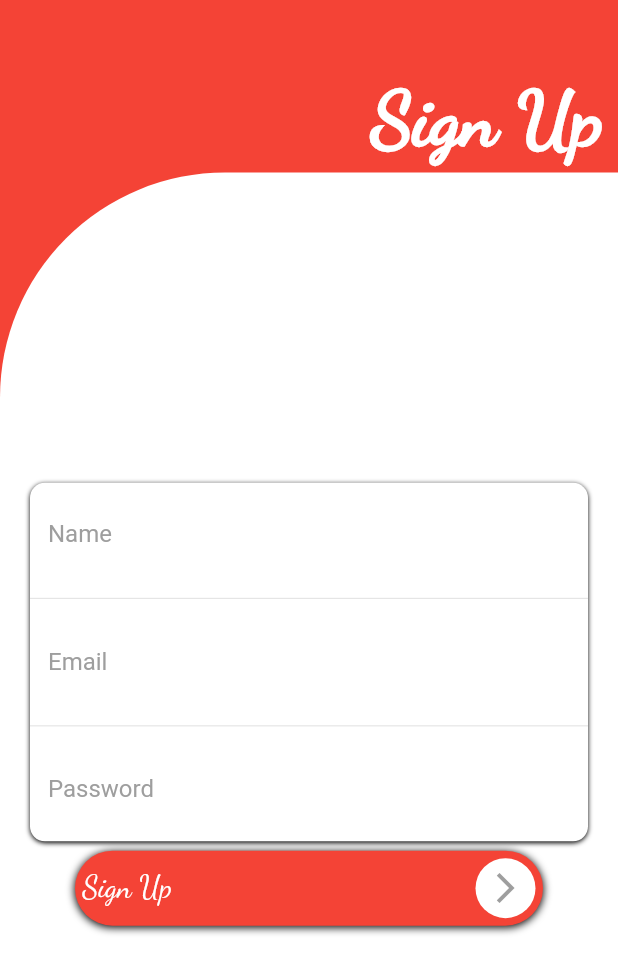
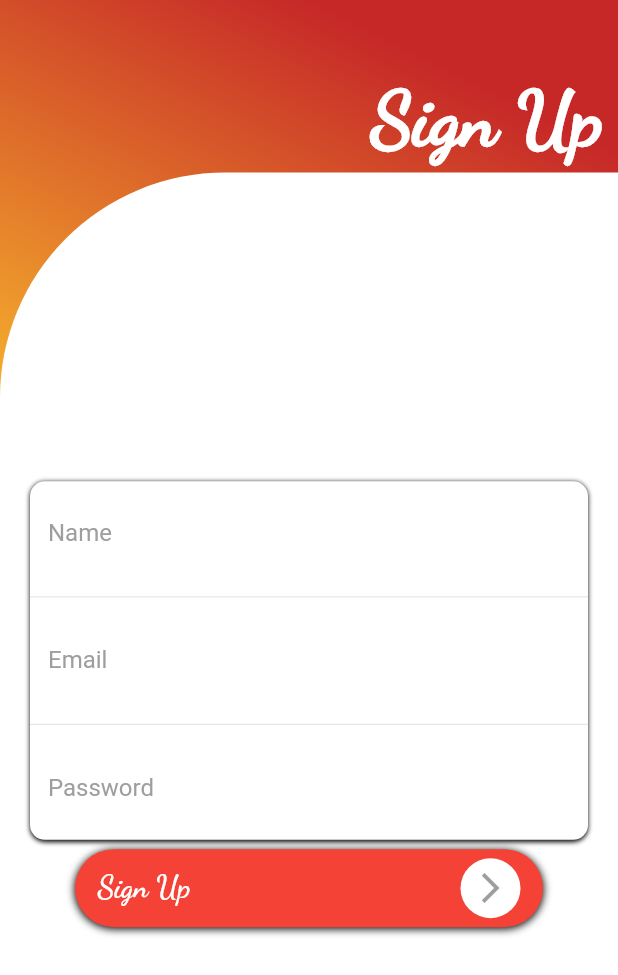
Before and after one commit to AsWaL-AsHuTosH/baatein, a Flutter app: the screen it shows after launch, after a tap on "Sign In", after a tap on "Create New Account", on a phone screen of 412 x 824 dp. Shown: the top 975 px of the screen. Run offline on Flutter 3.47's test engine with Material 2 defaults, Android fonts, the phone set to English and light mode, and no system bars; our stand-ins replace cloud_firestore, firebase_auth, firebase_core, flushbar, modal_progress_hud; missing offline and left inert: date_time_format; accounts and stored records are empty.

Commit message:
new commit

```diff
--- a/lib/constants/constants.dart
+++ b/lib/constants/constants.dart
@@ -5,7 +5,7 @@ const String kWrongPassword = "[firebase_auth/wrong-password] The password is in
 const String kEmailInUse = "[firebase_auth/email-already-in-use] The email address is already in use by another account.";
 
 const String kInvalidUserWarning = 'There is no user record corresponding to provided data!';
-const String kWrongPasswordWarning = 'The password is invalid!';
+const String kWrongPasswordWarning = 'Invalid password!';
 const String kEmailInUseWarning = 'The email address is already in use by another account!';
 
 
--- a/lib/customs/round_text_button.dart
+++ b/lib/customs/round_text_button.dart
@@ -33,6 +33,8 @@ class RoundTextButton extends StatelessWidget {
           color: color,
           borderRadius: BorderRadius.all(Radius.circular(30)),
         ),
+        child: Padding(
+          padding: const EdgeInsets.only(top: 1, bottom : 1, left: 10, right: 10,),
           child: Row(
             mainAxisAlignment: MainAxisAlignment.spaceBetween,
             children: [
@@ -41,6 +43,7 @@ class RoundTextButton extends StatelessWidget {
                   text,
                   style: TextStyle(
                     fontSize: 20,
+                    fontWeight: FontWeight.bold,
                     color: Colors.white,
                     fontFamily: 'DancingScript',
                   ),
@@ -53,6 +56,7 @@ class RoundTextButton extends StatelessWidget {
             ],
           ),
         ),
+      ),
     );
   }
 }
--- a/lib/login_reg/signin_screen.dart
+++ b/lib/login_reg/signin_screen.dart
@@ -7,6 +7,7 @@ import 'package:firebase_core/firebase_core.dart';
 import 'package:firebase_auth/firebase_auth.dart';
 import 'package:baatein/chat/home_screen.dart';
 import 'package:baatein/constants/constants.dart';
+import 'package:modal_progress_hud/modal_progress_hud.dart';
 
 class SignInScreen extends StatefulWidget {
   static const routeId = 'log_in_screen';
@@ -15,6 +16,7 @@ class SignInScreen extends StatefulWidget {
 }
 
 class _SignInScreenState extends State<SignInScreen> {
+  bool spin = false;
   final _formKey = GlobalKey<FormState>();
   final TextEditingController emailController = TextEditingController();
   final TextEditingController passwordController = TextEditingController();
@@ -31,7 +33,23 @@ class _SignInScreenState extends State<SignInScreen> {
   Widget build(BuildContext context) {
     return Scaffold(
       backgroundColor: Theme.of(context).primaryColor,
-      body: SafeArea(
+      body: ModalProgressHUD(
+        inAsyncCall: spin,
+        child: SafeArea(
+          child: Container(
+            decoration: BoxDecoration(
+              gradient: LinearGradient(
+                begin: Alignment.topRight,
+                end: Alignment.bottomLeft,
+                stops: [0.1, 0.5, 0.7, 0.9],
+                colors: [
+                  Colors.red[800],
+                  Colors.yellow[700],
+                  Colors.yellow[600],
+                  Colors.yellow[400],
+                ],
+              ),
+            ),
             child: Column(
               crossAxisAlignment: CrossAxisAlignment.end,
               children: [
@@ -73,8 +91,8 @@ class _SignInScreenState extends State<SignInScreen> {
                                   : "Please enter a valid email address!";
                             },
                             passwordValidationCallback: (val) {
-                          if(otherPasswordError){
-                            otherEmailError = false;
+                              if (otherPasswordError) {
+                                otherPasswordError = false;
                                 return errorMessage;
                               }
                               return val.length < 6
@@ -89,35 +107,55 @@ class _SignInScreenState extends State<SignInScreen> {
                             margin: 60,
                             color: Theme.of(context).primaryColor,
                             onPress: () async {
-                          if (!_formKey.currentState.validate()) return;
+                              setState(() {
+                                spin = true;
+                              });
+                              if (!_formKey.currentState.validate()) {
+                                setState(() {
+                                  spin = false;
+                                });
+                                return;
+                              }
                               try {
                                 await FirebaseAuth.instance
                                     .signInWithEmailAndPassword(
                                   email: emailController.text,
                                   password: passwordController.text,
                                 );
-                            Navigator.pushNamed(context, HomeScreen.routeId);
+                                setState(() {
+                                  spin = false;
+                                });
+                                emailController.clear();
+                                passwordController.clear();
+                                Navigator.pushNamed(
+                                    context, HomeScreen.routeId);
                               } catch (e) {
-                            print('Error!');
-                            if(e.toString() == kInvalidUser){
+                                if (e.toString() == kInvalidUser) {
                                   otherEmailError = true;
                                   errorMessage = kInvalidUserWarning;
-                            }else if(e.toString() == kWrongPassword){
+                                } else if (e.toString() == kWrongPassword) {
                                   otherPasswordError = true;
                                   errorMessage = kWrongPasswordWarning;
-                            }
+                                } else
+                                  assert(false);
+                                setState(() {
+                                  spin = false;
+                                });
+                                print('lest go');
                                 _formKey.currentState.validate();
                               }
                             },
                           ),
-                      Divider(color: Colors.transparent,),
+                          Divider(
+                            color: Colors.transparent,
+                          ),
                           RoundTextButton(
                             text: 'Create New Account',
                             icon: Icons.person_add,
                             color: Colors.green,
                             margin: 20,
-                        onPress: () =>
-                            Navigator.pushNamed(context, SignUpScreen.routeId),
+                            onPress: () => Navigator.pushNamed(
+                                context, SignUpScreen.routeId),
                           ),
                         ],
                       ),
@@ -132,6 +170,8 @@ class _SignInScreenState extends State<SignInScreen> {
               ],
             ),
           ),
+        ),
+      ),
     );
   }
 }
--- a/lib/login_reg/signup_screen.dart
+++ b/lib/login_reg/signup_screen.dart
@@ -7,6 +7,7 @@ import 'package:firebase_core/firebase_core.dart';
 import 'package:flutter/material.dart';
 import 'package:baatein/customs/round_text_button.dart';
 import 'package:cloud_firestore/cloud_firestore.dart';
+import 'package:modal_progress_hud/modal_progress_hud.dart';
 
 class SignUpScreen extends StatefulWidget {
   static const String routeId = 'sign_up_screen';
@@ -15,10 +16,11 @@ class SignUpScreen extends StatefulWidget {
 }
 
 class _SignUpScreenState extends State<SignUpScreen> {
-  final _formKey = GlobalKey<FormState>();
+  final GlobalKey<FormState> _formKey = GlobalKey<FormState>();
   final TextEditingController emailController = TextEditingController();
   final TextEditingController passwordController = TextEditingController();
   final TextEditingController nameController = TextEditingController();
+  bool spin = false;
   bool otherEmailError = true;
   String errorMessage;
   final Function passwordValidation = (val) {
@@ -33,7 +35,23 @@ class _SignUpScreenState extends State<SignUpScreen> {
   Widget build(BuildContext context) {
     return Scaffold(
       backgroundColor: Theme.of(context).primaryColor,
-      body: SafeArea(
+      body: ModalProgressHUD(
+        inAsyncCall: spin,
+              child: SafeArea(
+          child: Container(
+             decoration: BoxDecoration(
+        gradient: LinearGradient(
+          begin: Alignment.topRight,
+          end: Alignment.bottomLeft,
+          stops: [0.1, 0.5, 0.7, 0.9],
+          colors: [
+            Colors.red[800],
+            Colors.yellow[700],
+            Colors.yellow[600],
+            Colors.yellow[400],
+          ],
+        ),
+      ),
             child: Column(
               crossAxisAlignment: CrossAxisAlignment.end,
               children: [
@@ -67,6 +85,8 @@ class _SignUpScreenState extends State<SignUpScreen> {
                               otherEmailError = false;
                               return errorMessage;
                             }
+                            if(val == null || val.isEmpty)
+                              return "Please enter a valid email address!";
                             return RegExp(
                                         r"^[a-zA-Z0-9.a-zA-Z0-9.!#$%&'*+-/=?^_`{|}~]+@[a-zA-Z0-9]+\.[a-zA-Z]+")
                                     .hasMatch(val)
@@ -82,7 +102,15 @@ class _SignUpScreenState extends State<SignUpScreen> {
                           margin: 50,
                           color: Colors.red,
                           onPress: () async {
-                        if (!_formKey.currentState.validate()) return;
+                            setState(() {
+                              spin = true;
+                            });
+                            if (!_formKey.currentState.validate()) {
+                              setState(() {
+                                spin = false;
+                              });
+                              return;
+                            }
                             try {
                               await FirebaseAuth.instance
                                   .createUserWithEmailAndPassword(
@@ -91,13 +119,22 @@ class _SignUpScreenState extends State<SignUpScreen> {
                               String email = FirebaseAuth.instance.currentUser.email;
                               FirebaseFirestore firestore = FirebaseFirestore.instance;
                              await firestore.collection('users').doc(email).set({'name': nameController.text, 'email': email});
+                             setState(() {
+                               spin = false;
+                             });
+                             nameController.clear();
+                             emailController.clear();
+                             passwordController.clear();
                               Navigator.pushNamed(context, HomeScreen.routeId);
+
                             } catch (e) {
-                          print('Error');
                               if(e.toString() == kEmailInUse){
                                 otherEmailError = true;
                                 errorMessage = kEmailInUseWarning;
-                          }
+                              }else assert(false);
+                              setState(() {
+                                spin = false;
+                              });
                               _formKey.currentState.validate();
                             }
                           },
@@ -114,6 +151,8 @@ class _SignUpScreenState extends State<SignUpScreen> {
               ],
             ),
           ),
+        ),
+      ),
     );
   }
 }
--- a/pubspec.yaml
+++ b/pubspec.yaml
@@ -13,7 +13,7 @@ dependencies:
   cloud_firestore: ^0.14.0+1
   date_time_format: ^1.0.0+4
   flushbar: ^1.10.4
-
+  modal_progress_hud: ^0.1.3
 
   cupertino_icons: ^0.1.3
 
```
Also changed, not shown: lib/chat/home_screen.dart (+0 -8 lines), lib/customs/chat_card.dart (+40 -8 lines), lib/customs/friend_tile.dart (+11 -1 lines), lib/customs/request_tile.dart (+11 -1 lines), pubspec.lock. Lines whose indentation alone changed are shown as unchanged.
